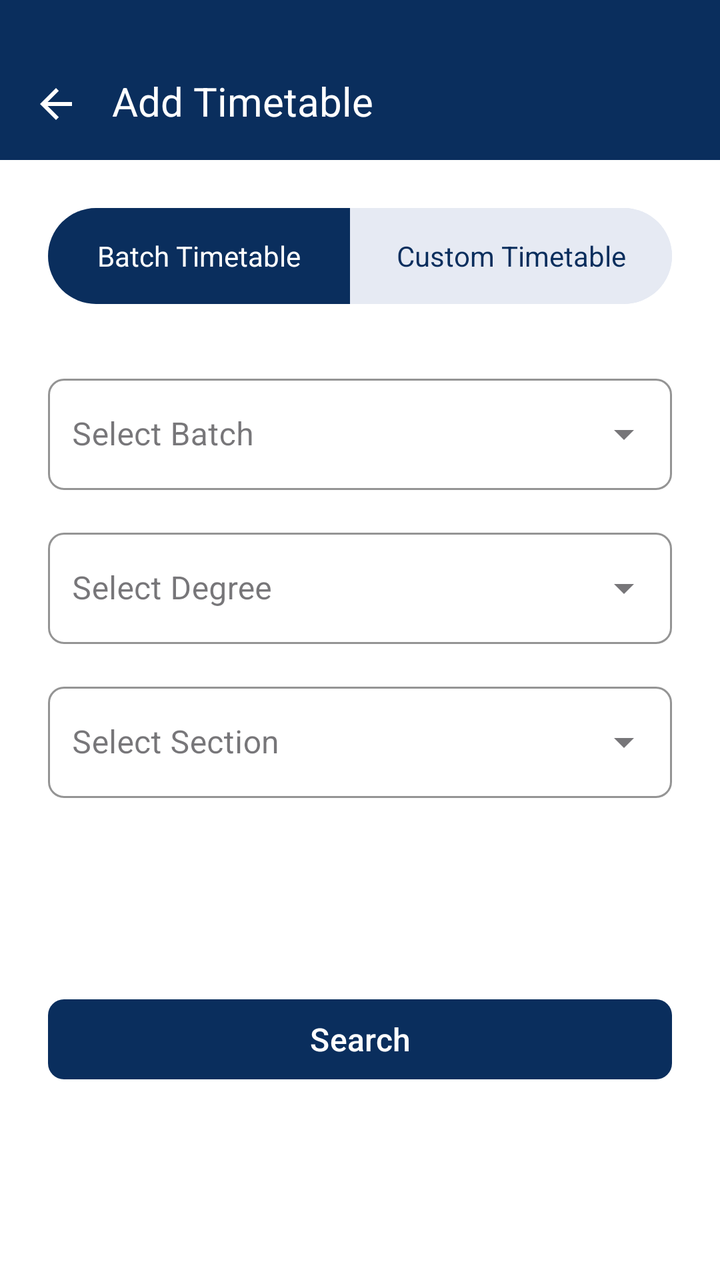
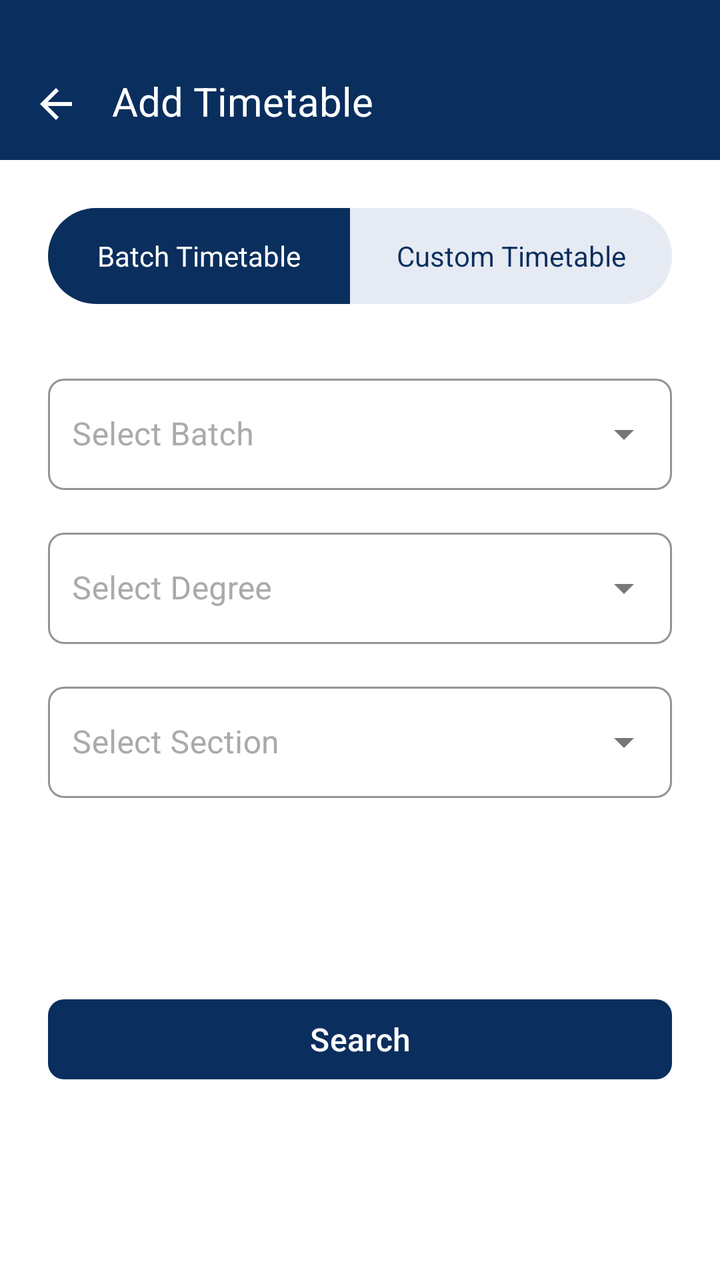

Two renders of the same Android screen: before a commit and after it. Below are the layout's source before the change and the commit's diff.
<!-- AndroidManifest.xml: application theme Theme.FASTable -->
<!-- res/layout/activity_add_timetable.xml -->
<?xml version="1.0" encoding="utf-8"?>
<androidx.constraintlayout.widget.ConstraintLayout
    xmlns:android="http://schemas.android.com/apk/res/android"
    xmlns:app="http://schemas.android.com/apk/res-auto"
    xmlns:tools="http://schemas.android.com/tools"
    android:layout_width="match_parent"
    android:layout_height="match_parent"
    android:background="#FFFFFF"
    tools:context=".Add_Timetable">

    
    <View
        android:id="@+id/topBar"
        android:layout_width="match_parent"
        android:layout_height="80dp"
        android:background="#0A2E5D"
        app:layout_constraintTop_toTopOf="parent" />

    <ImageView
        android:id="@+id/ivBack"
        android:layout_width="24dp"
        android:layout_height="24dp"
        android:layout_marginStart="16dp"
        android:layout_marginBottom="16dp"
        android:src="@drawable/ic_arrow_back"
        app:layout_constraintBottom_toBottomOf="@id/topBar"
        app:layout_constraintStart_toStartOf="parent" />

    <TextView
        android:id="@+id/tvTitle"
        android:layout_width="wrap_content"
        android:layout_height="wrap_content"
        android:text="Add Timetable"
        android:textColor="@android:color/white"
        android:textSize="20sp"
        android:layout_marginBottom="16dp"
        app:layout_constraintBottom_toBottomOf="@id/topBar"
        app:layout_constraintStart_toEndOf="@id/ivBack"
        android:layout_marginStart="16dp"/>



    
    <LinearLayout
        android:id="@+id/tabContainer"
        android:layout_width="match_parent"
        android:layout_height="48dp"
        android:layout_marginTop="24dp"
        android:layout_marginHorizontal="24dp"
        android:background="@drawable/toggle_background"
        android:orientation="horizontal"
        app:layout_constraintTop_toBottomOf="@id/topBar"
        app:layout_constraintStart_toStartOf="parent"
        app:layout_constraintEnd_toEndOf="parent">

        <TextView
            android:id="@+id/tvBatchTimetable"
            android:layout_width="0dp"
            android:layout_height="match_parent"
            android:layout_weight="1"
            android:gravity="center"
            android:text="Batch Timetable"
            android:textColor="#FFFFFF"
            android:textSize="14sp"
            android:background="@drawable/selected_tab_left"/>

        <TextView
            android:id="@+id/tvCustomTimetable"
            android:layout_width="10dp"
            android:layout_height="match_parent"
            android:layout_weight="1"
            android:gravity="center"
            android:text="Custom Timetable"
            android:textColor="#0A2E5D"
            android:textSize="14sp"
            android:background="@drawable/unselected_tab_right"/>
    </LinearLayout>

    
    <com.google.android.material.textfield.TextInputLayout
        android:id="@+id/dropdownBatch"
        style="@style/Widget.MaterialComponents.TextInputLayout.OutlinedBox.ExposedDropdownMenu"
        android:layout_width="0dp"
        android:layout_height="wrap_content"
        android:hint="@string/select_batch"
        android:layout_marginHorizontal="24dp"
        android:layout_marginTop="32dp"
        app:boxCornerRadiusTopStart="8dp"
        app:boxCornerRadiusTopEnd="8dp"
        app:boxCornerRadiusBottomStart="8dp"
        app:boxCornerRadiusBottomEnd="8dp"
        app:boxStrokeColor="#B0B0B0"
        app:layout_constraintTop_toBottomOf="@id/tabContainer"
        app:layout_constraintStart_toStartOf="parent"
        app:layout_constraintEnd_toEndOf="parent">

        <AutoCompleteTextView
            android:id="@+id/autoBatch"
            android:layout_width="match_parent"
            android:layout_height="wrap_content"
            android:inputType="none"
            android:textColor="#000000"
            android:paddingStart="12dp"
            android:paddingEnd="12dp"
            android:drawablePadding="8dp"/>
    </com.google.android.material.textfield.TextInputLayout>

    
    <com.google.android.material.textfield.TextInputLayout
        android:id="@+id/dropdownDegree"
        style="@style/Widget.MaterialComponents.TextInputLayout.OutlinedBox.ExposedDropdownMenu"
        android:layout_width="0dp"
        android:layout_height="wrap_content"
        android:hint="@string/select_degree"
        android:layout_marginHorizontal="24dp"
        android:layout_marginTop="16dp"
        app:boxCornerRadiusTopStart="8dp"
        app:boxCornerRadiusTopEnd="8dp"
        app:boxCornerRadiusBottomStart="8dp"
        app:boxCornerRadiusBottomEnd="8dp"
        app:boxStrokeColor="#B0B0B0"
        app:layout_constraintTop_toBottomOf="@id/dropdownBatch"
        app:layout_constraintStart_toStartOf="parent"
        app:layout_constraintEnd_toEndOf="parent">

        <AutoCompleteTextView
            android:id="@+id/autoDegree"
            android:layout_width="match_parent"
            android:layout_height="wrap_content"
            android:inputType="none"
            android:textColor="#000000"
            android:paddingStart="12dp"
            android:paddingEnd="12dp"
            android:drawablePadding="8dp"/>
    </com.google.android.material.textfield.TextInputLayout>

    
    <com.google.android.material.textfield.TextInputLayout
        android:id="@+id/dropdownSection"
        style="@style/Widget.MaterialComponents.TextInputLayout.OutlinedBox.ExposedDropdownMenu"
        android:layout_width="0dp"
        android:layout_height="wrap_content"
        android:hint="@string/select_section"
        android:layout_marginHorizontal="24dp"
        android:layout_marginTop="16dp"
        app:boxCornerRadiusTopStart="8dp"
        app:boxCornerRadiusTopEnd="8dp"
        app:boxCornerRadiusBottomStart="8dp"
        app:boxCornerRadiusBottomEnd="8dp"
        app:boxStrokeColor="#B0B0B0"
        app:layout_constraintTop_toBottomOf="@id/dropdownDegree"
        app:layout_constraintStart_toStartOf="parent"
        app:layout_constraintEnd_toEndOf="parent">

        <AutoCompleteTextView
            android:id="@+id/autoSection"
            android:layout_width="match_parent"
            android:layout_height="wrap_content"
            android:inputType="none"
            android:textColor="#000000"
            android:paddingStart="12dp"
            android:paddingEnd="12dp"
            android:drawablePadding="8dp"/>
    </com.google.android.material.textfield.TextInputLayout>

    
    <com.google.android.material.button.MaterialButton
        android:id="@+id/btnSearch"
        android:layout_width="0dp"
        android:layout_height="48dp"
        android:text="@string/search"
        android:textColor="@android:color/white"
        android:textSize="16sp"
        android:layout_marginHorizontal="24dp"
        android:layout_marginTop="24dp"
        android:layout_marginBottom="24dp"
        app:cornerRadius="8dp"
        app:backgroundTint="#0A2E5D"
        app:layout_constraintTop_toBottomOf="@id/dropdownSection"
        app:layout_constraintStart_toStartOf="parent"
        app:layout_constraintEnd_toEndOf="parent"
        app:layout_constraintBottom_toBottomOf="parent"/>
</androidx.constraintlayout.widget.ConstraintLayout>
<!-- resources referenced by this layout -->
<resources>
  <!-- drawable ic_arrow_back (drawable) -->
  <vector xmlns:android="http://schemas.android.com/apk/res/android"
      android:width="24dp"
      android:height="24dp"
      android:viewportWidth="24"
      android:viewportHeight="24">
      <path
          android:fillColor="#FFFFFFFF"
          android:pathData="M20,11H7.83l5.59-5.59L12,4l-8,8 8,8 1.41-1.41L7.83,13H20v-2z" />
  </vector>
  <!-- drawable selected_tab_left (drawable) -->
  <shape xmlns:android="http://schemas.android.com/apk/res/android"
      android:shape="rectangle">
      <solid android:color="#0A2E5D"/>
      <corners android:topLeftRadius="24dp" android:bottomLeftRadius="24dp"/>
  </shape>
  <!-- drawable toggle_background (drawable) -->
  <shape xmlns:android="http://schemas.android.com/apk/res/android"
      android:shape="rectangle">
      <solid android:color="#E6EAF3"/>
      <corners android:radius="24dp"/>
  </shape>
  <!-- drawable unselected_tab_right (drawable) -->
  <shape xmlns:android="http://schemas.android.com/apk/res/android"
      android:shape="rectangle">
      <solid android:color="#E6EAF3"/>
      <corners android:topRightRadius="24dp" android:bottomRightRadius="24dp"/>
  </shape>
  <string name="search">Search</string>
  <string name="select_batch">Select Batch</string>
  <string name="select_degree">Select Degree</string>
  <string name="select_section">Select Section</string>
  <style name="Theme.FASTable" parent="Base.Theme.FASTable" />
  <style name="Base.Theme.FASTable" parent="Theme.Material3.DayNight.NoActionBar">
          
          
      </style>
</resources>

<!-- the commit's change to res/layout/activity_add_timetable.xml (unified diff, before → after) -->
@@ -90,16 +90,20 @@
         app:boxCornerRadiusBottomStart="8dp"
         app:boxCornerRadiusBottomEnd="8dp"
         app:boxStrokeColor="#B0B0B0"
+        android:textColorHint="@android:color/darker_gray"
+        android:textColor="@android:color/black"
+        app:boxBackgroundColor="@color/white"
         app:layout_constraintTop_toBottomOf="@id/tabContainer"
         app:layout_constraintStart_toStartOf="parent"
         app:layout_constraintEnd_toEndOf="parent">
 
         <AutoCompleteTextView
+            android:textColorHint="@android:color/darker_gray"
+            android:textColor="@android:color/black"
             android:id="@+id/autoBatch"
             android:layout_width="match_parent"
             android:layout_height="wrap_content"
             android:inputType="none"
-            android:textColor="#000000"
             android:paddingStart="12dp"
             android:paddingEnd="12dp"
             android:drawablePadding="8dp"/>
@@ -121,6 +125,9 @@
         app:boxStrokeColor="#B0B0B0"
         app:layout_constraintTop_toBottomOf="@id/dropdownBatch"
         app:layout_constraintStart_toStartOf="parent"
+        android:textColorHint="@android:color/darker_gray"
+        android:textColor="@android:color/black"
+        app:boxBackgroundColor="@color/white"
         app:layout_constraintEnd_toEndOf="parent">
 
         <AutoCompleteTextView
@@ -139,6 +146,9 @@
         android:id="@+id/dropdownSection"
         style="@style/Widget.MaterialComponents.TextInputLayout.OutlinedBox.ExposedDropdownMenu"
         android:layout_width="0dp"
+        android:textColorHint="@android:color/darker_gray"
+        android:textColor="@android:color/black"
+        app:boxBackgroundColor="@color/white"
         android:layout_height="wrap_content"
         android:hint="@string/select_section"
         android:layout_marginHorizontal="24dp"
<!-- resource entries referenced after the edit -->
@@ -1,5 +1,6 @@
 <!-- resources referenced by this layout -->
 <resources>
+  <color name="white">#FFFFFFFF</color>
   <!-- drawable ic_arrow_back (drawable) -->
   <vector xmlns:android="http://schemas.android.com/apk/res/android"
       android:width="24dp"
